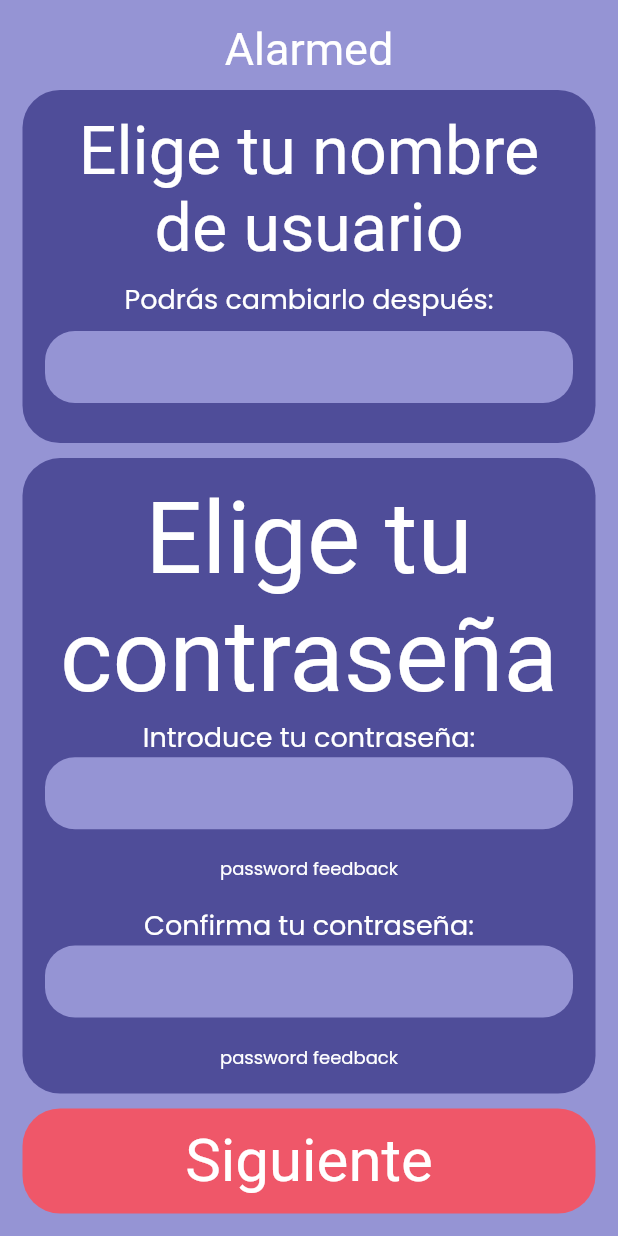
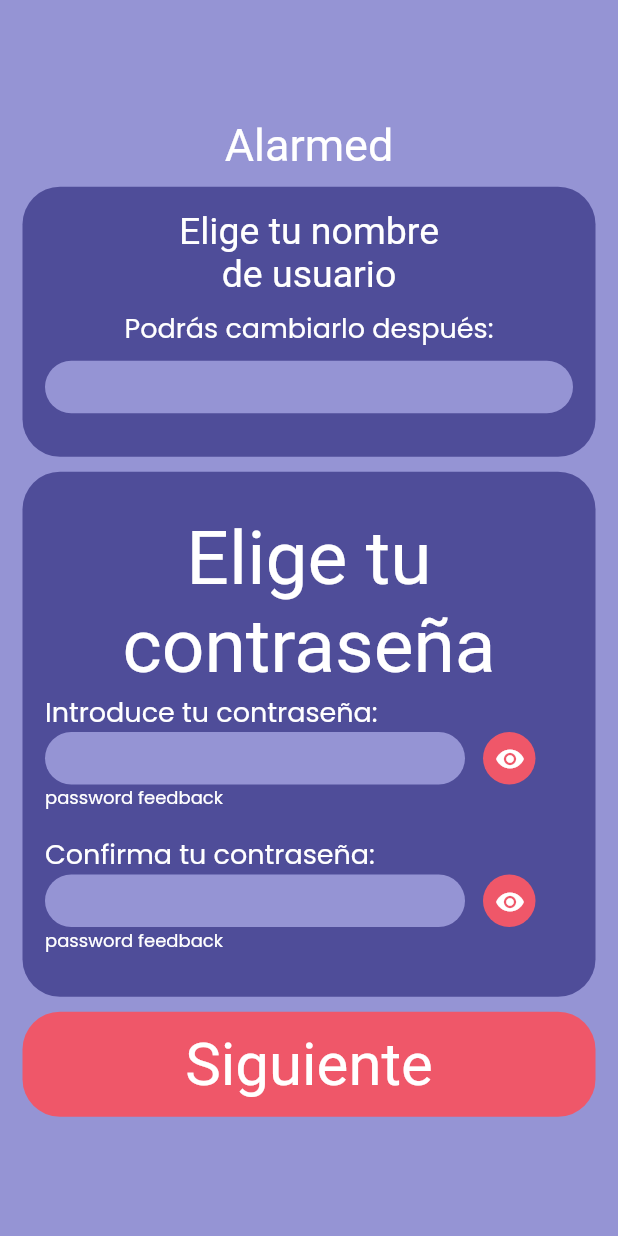
Before and after one commit to Alefig12/alarmed, a Flutter app: the screen it shows after launch, on a phone screen of 412 x 824 dp. Run offline on Flutter 3.47's test engine with Material 2 defaults, Android fonts, the phone set to English and light mode, and no system bars; our stand-ins replace firebase_auth, firebase_core, flutter_local_notifications, font_awesome_flutter, get, numberpicker and 2 more; missing offline and left inert: flutter_shake_animated; accounts and stored records are empty; Roboto replaces fonts that are missing (LincolnRoad); project files that could hold a hidden picture were left out.

Commit message:
visibility password

```diff
--- a/lib/ui/pages/User_Password_Page.dart
+++ b/lib/ui/pages/User_Password_Page.dart
@@ -24,6 +24,10 @@ class _UserPasswordPageState extends State<UserPasswordPage> {
 
   final TextEditingController _emailController = TextEditingController();
   final TextEditingController _passwordController = TextEditingController();
+  final TextEditingController _confirmPasswordController =
+      TextEditingController();
+
+  bool _isPassword = true;
 
   void signUp() async {
     await authenticationController.signup(
@@ -33,38 +37,36 @@ class _UserPasswordPageState extends State<UserPasswordPage> {
   @override
   Widget build(BuildContext context) {
     return Scaffold(
-      resizeToAvoidBottomInset: false,
+      resizeToAvoidBottomInset: true,
       key: Key('RegistrationScaffold'),
       body: SafeArea(
         child: Center(
           child: Container(
             padding: EdgeInsets.all(15),
-            child:
-                Column(mainAxisAlignment: MainAxisAlignment.center, children: [
+            child: SingleChildScrollView(
+              physics: BouncingScrollPhysics(),
+              child: Column(
+                  mainAxisAlignment: MainAxisAlignment.center,
+                  children: [
                     Text(
                       'Alarmed',
                       style: TextStyle(fontSize: 30, color: Constant.title),
                     ),
                     SizedBox(height: 10),
-              Expanded(
-                flex: 5,
-                child: MainRoundedBox(
+                    MainRoundedBox(
                         padding: 15,
                         width: double.infinity,
-                    height: 250,
+                        height: 150,
                         color: Constant.mainCont,
                         child: Column(
                           children: [
-                        Expanded(
-                          child: FittedBox(
+                            FittedBox(
                               child: Text('Elige tu nombre \nde usuario',
                                   textAlign: TextAlign.center,
                                   style: TextStyle(
                                       fontSize: 25, color: Constant.title)),
                             ),
-                        ),
-                        Expanded(
-                          child: Column(children: [
+                            Column(children: [
                               Padding(
                                 padding: const EdgeInsets.all(8.0),
                                 child: Text('Podrás cambiarlo después:',
@@ -74,113 +76,169 @@ class _UserPasswordPageState extends State<UserPasswordPage> {
                                         fontFamily: 'Poppins',
                                         fontWeight: FontWeight.w100)),
                               ),
-                            Expanded(
-                              child: RoundTextInput(
+                              RoundTextInput(
                                 textController: _emailController,
                                 color: Constant.secondCont3,
                                 width: double.infinity,
+                                height: 35,
                               ),
-                            ),
-                          ]),
-                        )
+                            ])
                           ],
                         )),
-              ),
                     SizedBox(height: 10),
-              Expanded(
-                flex: 9,
-                child: MainRoundedBox(
+                    MainRoundedBox(
                         padding: 15,
                         width: double.infinity,
-                    height: 250,
+                        height: 320,
                         color: Constant.mainCont,
                         child: Column(
                           mainAxisAlignment: MainAxisAlignment.center,
                           children: [
-                        Expanded(
-                          flex: 2,
-                          child: FittedBox(
+                            FittedBox(
                               child: Text('Elige tu \ncontraseña',
                                   textAlign: TextAlign.center,
                                   style: TextStyle(
                                       fontSize: 50, color: Constant.title)),
                             ),
-                        ),
-                        Expanded(
-                          flex: 3,
-                          child: Column(children: [
-                            Text('Introduce tu contraseña:',
+                            Column(children: [
+                              Align(
+                                alignment: Alignment.centerLeft,
+                                child: Text('Introduce tu contraseña:',
                                     style: TextStyle(
                                         color: Constant.title,
                                         fontSize: 18,
                                         fontFamily: 'Poppins',
                                         fontWeight: FontWeight.w100)),
-                            Expanded(
-                              child: RoundTextInput(
+                              ),
+                              Row(
+                                children: [
+                                  RoundTextInput(
                                     textController: _passwordController,
                                     color: Constant.secondCont3,
-                                width: double.infinity,
+                                    width: 280,
+                                    height: 35,
+                                    isPassword: _isPassword,
                                   ),
+                                  SizedBox(
+                                    width: 12,
                                   ),
-                            Text('password feedback',
+                                  RoundTextButton(
+                                    onPressed: () {
+                                      setState(() {
+                                        _isPassword = !_isPassword;
+                                      });
+                                    },
+                                    child: Expanded(
+                                      child: Align(
+                                          alignment: Alignment.center,
+                                          child: Icon(
+                                            _isPassword
+                                                ? Icons.visibility
+                                                : Icons.visibility_off,
+                                            color: Colors.white,
+                                            size: 20.0,
+                                          )),
+                                    ),
+                                    color: Constant.mainCont2,
+                                    width: 35,
+                                    height: 35,
+                                  )
+                                ],
+                              ),
+                              Align(
+                                alignment: Alignment.centerLeft,
+                                child: Text('password feedback',
                                     style: TextStyle(
                                         color: Constant.title,
                                         fontSize: 12,
                                         fontFamily: 'Poppins',
                                         fontWeight: FontWeight.w100)),
+                              ),
                               SizedBox(
                                 height: 15,
                               ),
-                            Text('Confirma tu contraseña:',
+                              Align(
+                                alignment: Alignment.centerLeft,
+                                child: Text('Confirma tu contraseña:',
                                     style: TextStyle(
                                         color: Constant.title,
                                         fontSize: 18,
                                         fontFamily: 'Poppins',
                                         fontWeight: FontWeight.w100)),
-                            Expanded(
-                              child: RoundTextInput(
+                              ),
+                              Row(
+                                children: [
+                                  RoundTextInput(
+                                    textController: _confirmPasswordController,
                                     color: Constant.secondCont3,
-                                width: double.infinity,
+                                    width: 280,
+                                    height: 35,
+                                    isPassword: _isPassword,
                                   ),
+                                  SizedBox(
+                                    width: 12,
                                   ),
-                            Text('password feedback',
+                                  RoundTextButton(
+                                    onPressed: () {
+                                      setState(() {
+                                        _isPassword = !_isPassword;
+                                      });
+                                    },
+                                    child: Expanded(
+                                      child: Align(
+                                          alignment: Alignment.center,
+                                          child: Icon(
+                                            _isPassword
+                                                ? Icons.visibility
+                                                : Icons.visibility_off,
+                                            color: Colors.white,
+                                            size: 20.0,
+                                          )),
+                                    ),
+                                    color: Constant.mainCont2,
+                                    width: 35,
+                                    height: 35,
+                                  )
+                                ],
+                              ),
+                              Align(
+                                alignment: Alignment.centerLeft,
+                                child: Text('password feedback',
                                     style: TextStyle(
                                         color: Constant.title,
                                         fontSize: 12,
                                         fontFamily: 'Poppins',
                                         fontWeight: FontWeight.w100)),
-                          ]),
-                        )
+                              ),
+                            ])
                           ],
                         )),
-              ),
                     SizedBox(height: 10),
-              Align(
-                alignment: Alignment.center,
-                child: RoundTextButton(
+                    RoundTextButton(
                       onPressed: () {
                         signUp();
                         Get.off(() => LoginPage());
                       },
                       child: Row(children: [
                         Expanded(
-                      flex: 3,
+                          child: Align(
+                            alignment: Alignment.center,
                             child: Text(
                               'Siguiente',
-                        textAlign: TextAlign.center,
                               style: TextStyle(
                                   color: Constant.title,
                                   fontWeight: FontWeight.w400,
                                   fontSize: 40),
                             ),
                           ),
+                        ),
                       ]),
                       color: Constant.mainCont2,
                       width: 520,
                       height: 70,
-                ),
                     )
                   ]),
+            ),
           ),
         ),
       ),
```
Lines whose indentation alone changed are shown as unchanged.
